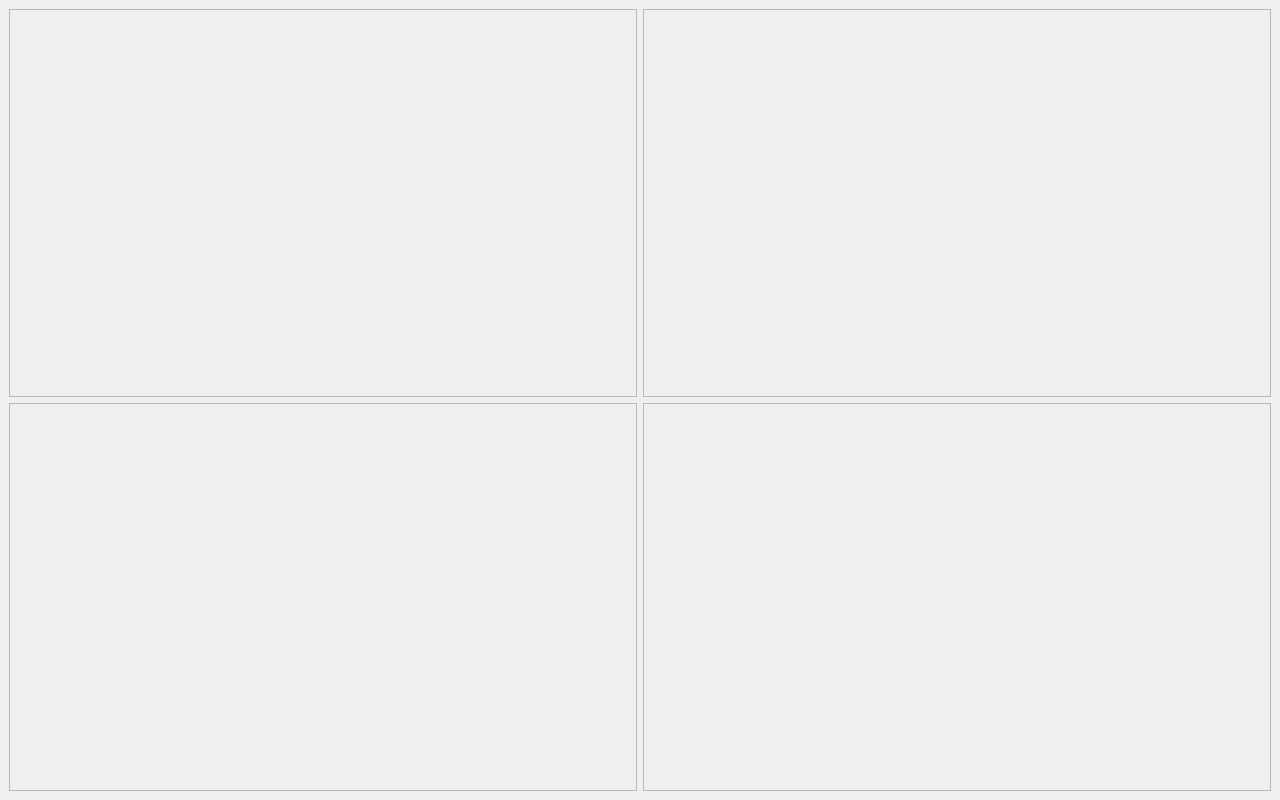
Qt form Qt/mainwindow.ui (Toms42/prognosticator6) before a commit.
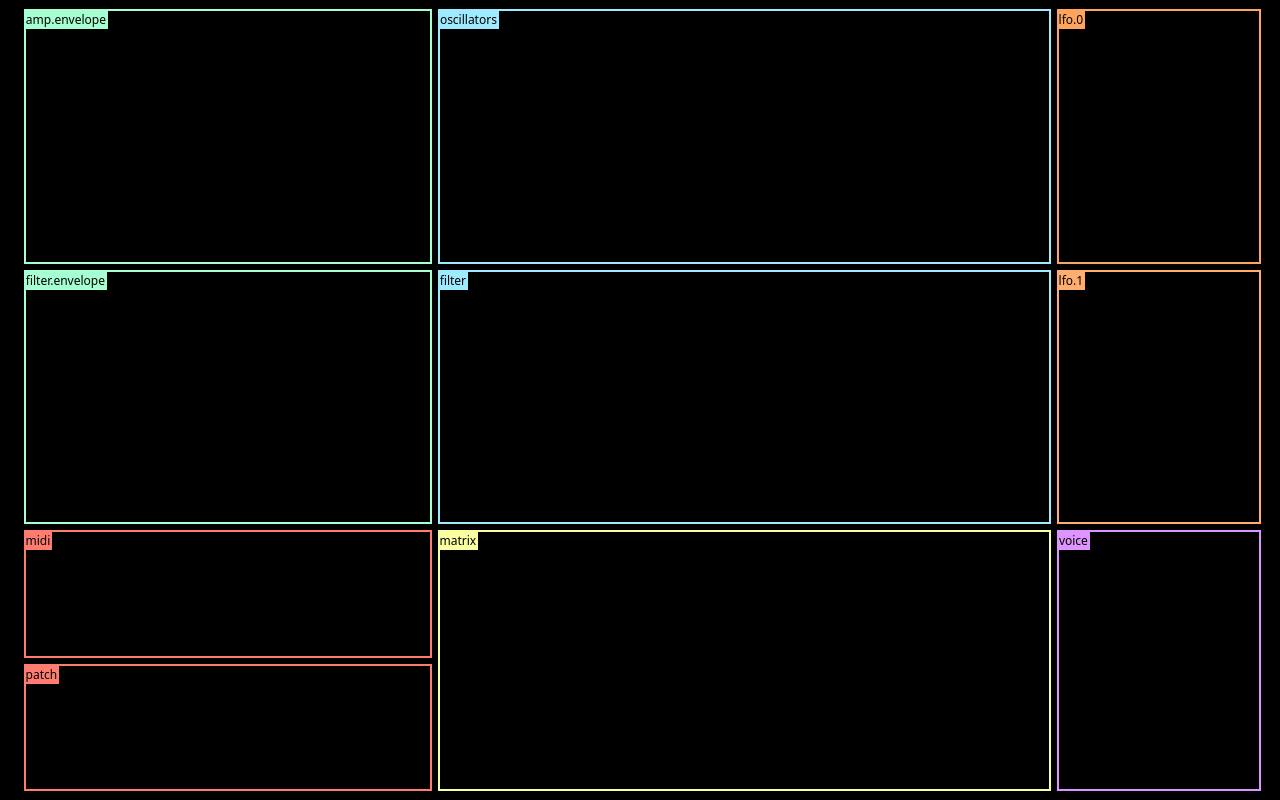
The same form after that commit.

Patch:
```diff
--- a/Qt/mainwindow.ui
+++ b/Qt/mainwindow.ui
@@ -10,54 +10,469 @@
     <height>800</height>
    </rect>
   </property>
+  <property name="sizePolicy">
+   <sizepolicy hsizetype="Fixed" vsizetype="Fixed">
+    <horstretch>0</horstretch>
+    <verstretch>0</verstretch>
+   </sizepolicy>
+  </property>
+  <property name="font">
+   <font>
+    <family>DIN</family>
+   </font>
+  </property>
   <property name="windowTitle">
    <string>MainWindow</string>
   </property>
   <property name="autoFillBackground">
    <bool>false</bool>
   </property>
+  <property name="styleSheet">
+   <string notr="true">background-color: rgb(0, 0, 0);</string>
+  </property>
   <widget class="QWidget" name="centralwidget">
+   <property name="palette">
+    <palette>
+     <active>
+      <colorrole role="Button">
+       <brush brushstyle="SolidPattern">
+        <color alpha="255">
+         <red>0</red>
+         <green>0</green>
+         <blue>0</blue>
+        </color>
+       </brush>
+      </colorrole>
+      <colorrole role="Base">
+       <brush brushstyle="SolidPattern">
+        <color alpha="255">
+         <red>0</red>
+         <green>0</green>
+         <blue>0</blue>
+        </color>
+       </brush>
+      </colorrole>
+      <colorrole role="Window">
+       <brush brushstyle="SolidPattern">
+        <color alpha="255">
+         <red>0</red>
+         <green>0</green>
+         <blue>0</blue>
+        </color>
+       </brush>
+      </colorrole>
+     </active>
+     <inactive>
+      <colorrole role="Button">
+       <brush brushstyle="SolidPattern">
+        <color alpha="255">
+         <red>0</red>
+         <green>0</green>
+         <blue>0</blue>
+        </color>
+       </brush>
+      </colorrole>
+      <colorrole role="Base">
+       <brush brushstyle="SolidPattern">
+        <color alpha="255">
+         <red>0</red>
+         <green>0</green>
+         <blue>0</blue>
+        </color>
+       </brush>
+      </colorrole>
+      <colorrole role="Window">
+       <brush brushstyle="SolidPattern">
+        <color alpha="255">
+         <red>0</red>
+         <green>0</green>
+         <blue>0</blue>
+        </color>
+       </brush>
+      </colorrole>
+     </inactive>
+     <disabled>
+      <colorrole role="Button">
+       <brush brushstyle="SolidPattern">
+        <color alpha="255">
+         <red>0</red>
+         <green>0</green>
+         <blue>0</blue>
+        </color>
+       </brush>
+      </colorrole>
+      <colorrole role="Base">
+       <brush brushstyle="SolidPattern">
+        <color alpha="255">
+         <red>0</red>
+         <green>0</green>
+         <blue>0</blue>
+        </color>
+       </brush>
+      </colorrole>
+      <colorrole role="Window">
+       <brush brushstyle="SolidPattern">
+        <color alpha="255">
+         <red>0</red>
+         <green>0</green>
+         <blue>0</blue>
+        </color>
+       </brush>
+      </colorrole>
+     </disabled>
+    </palette>
+   </property>
    <property name="autoFillBackground">
     <bool>false</bool>
    </property>
    <layout class="QGridLayout" name="gridLayout">
+    <item row="1" column="3">
+     <widget class="QGroupBox" name="groupBox_lfo1">
+      <property name="sizePolicy">
+       <sizepolicy hsizetype="Preferred" vsizetype="Preferred">
+        <horstretch>1</horstretch>
+        <verstretch>0</verstretch>
+       </sizepolicy>
+      </property>
+      <property name="font">
+       <font>
+        <family>DIN</family>
+       </font>
+      </property>
+      <property name="styleSheet">
+       <string notr="true">QGroupBox {
+    border: 2px solid rgb(255, 174, 112);
+    border-radius: 0px;
+	margin-top: 2.5ex;
+}
+
+QGroupBox::title {
+    /*subcontrol-position: top left; /* position at the top center */
+	color: black;
+	background-color: rgb(255, 174, 112);
+}</string>
+      </property>
+      <property name="title">
+       <string>lfo.1</string>
+      </property>
+     </widget>
+    </item>
+    <item row="2" column="2" rowspan="2">
+     <widget class="QGroupBox" name="groupBox_matrix">
+      <property name="sizePolicy">
+       <sizepolicy hsizetype="Preferred" vsizetype="Preferred">
+        <horstretch>1</horstretch>
+        <verstretch>1</verstretch>
+       </sizepolicy>
+      </property>
+      <property name="font">
+       <font>
+        <family>DIN</family>
+       </font>
+      </property>
+      <property name="styleSheet">
+       <string notr="true">QGroupBox {
+    border: 2px solid rgb(250, 255, 161);
+    border-radius: 0px;
+	margin-top: 2.5ex;
+}
+
+QGroupBox::title {
+    /*subcontrol-position: top left; /* position at the top center */
+	color: black;
+	background-color: rgb(250, 255, 161);
+}</string>
+      </property>
+      <property name="title">
+       <string>matrix</string>
+      </property>
+     </widget>
+    </item>
+    <item row="1" column="1">
+     <widget class="QGroupBox" name="groupBox_filtenv">
+      <property name="sizePolicy">
+       <sizepolicy hsizetype="Preferred" vsizetype="Preferred">
+        <horstretch>2</horstretch>
+        <verstretch>0</verstretch>
+       </sizepolicy>
+      </property>
+      <property name="font">
+       <font>
+        <family>DIN</family>
+       </font>
+      </property>
+      <property name="styleSheet">
+       <string notr="true">QGroupBox {
+    border: 2px solid rgb(166, 255, 208);
+    border-radius: 0px;
+	margin-top: 2.5ex;
+}
+
+QGroupBox::title {
+    /*subcontrol-position: top left; /* position at the top center */
+	color: black;
+	background-color: rgb(166, 255, 208);
+}</string>
+      </property>
+      <property name="title">
+       <string>filter.envelope</string>
+      </property>
+     </widget>
+    </item>
+    <item row="0" column="4">
+     <spacer name="horizontalSpacer_2">
+      <property name="orientation">
+       <enum>Qt::Horizontal</enum>
+      </property>
+      <property name="sizeType">
+       <enum>QSizePolicy::Fixed</enum>
+      </property>
+      <property name="sizeHint" stdset="0">
+       <size>
+        <width>10</width>
+        <height>20</height>
+       </size>
+      </property>
+     </spacer>
+    </item>
     <item row="0" column="0">
-     <widget class="QFrame" name="frame">
-      <property name="frameShape">
-       <enum>QFrame::StyledPanel</enum>
+     <spacer name="horizontalSpacer">
+      <property name="orientation">
+       <enum>Qt::Horizontal</enum>
       </property>
-      <property name="frameShadow">
-       <enum>QFrame::Raised</enum>
+      <property name="sizeType">
+       <enum>QSizePolicy::Fixed</enum>
       </property>
-     </widget>
+      <property name="sizeHint" stdset="0">
+       <size>
+        <width>15</width>
+        <height>20</height>
+       </size>
+      </property>
+     </spacer>
     </item>
     <item row="0" column="1">
-     <widget class="QFrame" name="frame_2">
-      <property name="frameShape">
-       <enum>QFrame::StyledPanel</enum>
+     <widget class="QGroupBox" name="groupBox_ampenv">
+      <property name="sizePolicy">
+       <sizepolicy hsizetype="Preferred" vsizetype="Preferred">
+        <horstretch>1</horstretch>
+        <verstretch>0</verstretch>
+       </sizepolicy>
       </property>
-      <property name="frameShadow">
-       <enum>QFrame::Raised</enum>
+      <property name="font">
+       <font>
+        <family>DIN</family>
+       </font>
       </property>
+      <property name="styleSheet">
+       <string notr="true">QGroupBox {
+    border: 2px solid rgb(166, 255, 208);
+    border-radius: 0px;
+	margin-top: 2.5ex;
+}
+
+QGroupBox::title {
+    /*subcontrol-position: top left; /* position at the top center */
+	color: black;
+	background-color: rgb(166, 255, 208);
+}</string>
+      </property>
+      <property name="title">
+       <string>amp.envelope</string>
+      </property>
+      <property name="alignment">
+       <set>Qt::AlignLeading|Qt::AlignLeft|Qt::AlignTop</set>
+      </property>
+      <property name="flat">
+       <bool>false</bool>
+      </property>
      </widget>
     </item>
-    <item row="1" column="0">
-     <widget class="QFrame" name="frame_3">
-      <property name="frameShape">
-       <enum>QFrame::StyledPanel</enum>
+    <item row="2" column="1">
+     <widget class="QGroupBox" name="groupBox_midi">
+      <property name="sizePolicy">
+       <sizepolicy hsizetype="Preferred" vsizetype="Preferred">
+        <horstretch>1</horstretch>
+        <verstretch>0</verstretch>
+       </sizepolicy>
       </property>
-      <property name="frameShadow">
-       <enum>QFrame::Raised</enum>
+      <property name="font">
+       <font>
+        <family>DIN</family>
+       </font>
       </property>
+      <property name="styleSheet">
+       <string notr="true">QGroupBox {
+    border: 2px solid rgb(255, 124, 112);
+    border-radius: 0px;
+	margin-top: 2.5ex;
+}
+
+QGroupBox::title {
+    /*subcontrol-position: top left; /* position at the top center */
+	color: black;
+	background-color: rgb(255, 124, 112)
+;
+}</string>
+      </property>
+      <property name="title">
+       <string>midi</string>
+      </property>
      </widget>
     </item>
-    <item row="1" column="1">
-     <widget class="QFrame" name="frame_4">
-      <property name="frameShape">
-       <enum>QFrame::StyledPanel</enum>
+    <item row="1" column="2">
+     <widget class="QGroupBox" name="groupBox_filter">
+      <property name="sizePolicy">
+       <sizepolicy hsizetype="Preferred" vsizetype="Preferred">
+        <horstretch>3</horstretch>
+        <verstretch>2</verstretch>
+       </sizepolicy>
       </property>
-      <property name="frameShadow">
-       <enum>QFrame::Raised</enum>
+      <property name="font">
+       <font>
+        <family>DIN</family>
+       </font>
+      </property>
+      <property name="styleSheet">
+       <string notr="true">QGroupBox {
+    border: 2px solid rgb(158, 234, 255);
+    border-radius: 0px;
+	margin-top: 2.5ex;
+}
+
+QGroupBox::title {
+    /*subcontrol-position: top left; /* position at the top center */
+	color: black;
+	background-color: rgb(158, 234, 255);
+}</string>
+      </property>
+      <property name="title">
+       <string>filter</string>
+      </property>
+     </widget>
+    </item>
+    <item row="2" column="3" rowspan="2">
+     <widget class="QGroupBox" name="groupBox_voice">
+      <property name="sizePolicy">
+       <sizepolicy hsizetype="Preferred" vsizetype="Preferred">
+        <horstretch>1</horstretch>
+        <verstretch>0</verstretch>
+       </sizepolicy>
+      </property>
+      <property name="font">
+       <font>
+        <family>DIN</family>
+       </font>
+      </property>
+      <property name="styleSheet">
+       <string notr="true">QGroupBox {
+    border: 2px solid rgb(221, 148, 255);
+    border-radius: 0px;
+	margin-top: 2.5ex;
+}
+
+QGroupBox::title {
+    /*subcontrol-position: top left; /* position at the top center */
+	color: black;
+	background-color: rgb(221, 148, 255);
+}</string>
+      </property>
+      <property name="title">
+       <string>voice</string>
+      </property>
+     </widget>
+    </item>
+    <item row="0" column="2">
+     <widget class="QGroupBox" name="groupBox_oscillators">
+      <property name="sizePolicy">
+       <sizepolicy hsizetype="Preferred" vsizetype="Preferred">
+        <horstretch>1</horstretch>
+        <verstretch>2</verstretch>
+       </sizepolicy>
+      </property>
+      <property name="font">
+       <font>
+        <family>DIN</family>
+       </font>
+      </property>
+      <property name="styleSheet">
+       <string notr="true">QGroupBox {
+    border: 2px solid rgb(158, 234, 255);
+    border-radius: 0px;
+	margin-top: 2.5ex;
+}
+
+QGroupBox::title {
+    /*subcontrol-position: top left; /* position at the top center */
+	color: black;
+	background-color: rgb(158, 234, 255);
+}</string>
+      </property>
+      <property name="title">
+       <string>oscillators</string>
+      </property>
+     </widget>
+    </item>
+    <item row="0" column="3">
+     <widget class="QGroupBox" name="groupBox_lfo0">
+      <property name="sizePolicy">
+       <sizepolicy hsizetype="Preferred" vsizetype="Preferred">
+        <horstretch>1</horstretch>
+        <verstretch>0</verstretch>
+       </sizepolicy>
+      </property>
+      <property name="font">
+       <font>
+        <family>DIN</family>
+       </font>
+      </property>
+      <property name="styleSheet">
+       <string notr="true">QGroupBox {
+    border: 2px solid rgb(255,164,94);
+    border-radius: 0px;
+	margin-top: 2.5ex;
+}
+
+QGroupBox::title {
+    /*subcontrol-position: top left; /* position at the top center */
+	color: black;
+	background-color: rgb(255,164,94);
+}</string>
+      </property>
+      <property name="title">
+       <string>lfo.0</string>
+      </property>
+     </widget>
+    </item>
+    <item row="3" column="1">
+     <widget class="QGroupBox" name="groupBox_patch">
+      <property name="sizePolicy">
+       <sizepolicy hsizetype="Preferred" vsizetype="Preferred">
+        <horstretch>1</horstretch>
+        <verstretch>0</verstretch>
+       </sizepolicy>
+      </property>
+      <property name="font">
+       <font>
+        <family>DIN</family>
+       </font>
+      </property>
+      <property name="styleSheet">
+       <string notr="true">QGroupBox {
+    border: 2px solid rgb(255, 124, 112);
+    border-radius: 0px;
+	margin-top: 2.5ex;
+}
+
+QGroupBox::title {
+    /*subcontrol-position: top left; /* position at the top center */
+	color: black;
+	background-color: rgb(255, 124, 112)
+;
+}</string>
+      </property>
+      <property name="title">
+       <string>patch</string>
       </property>
      </widget>
     </item>
```
